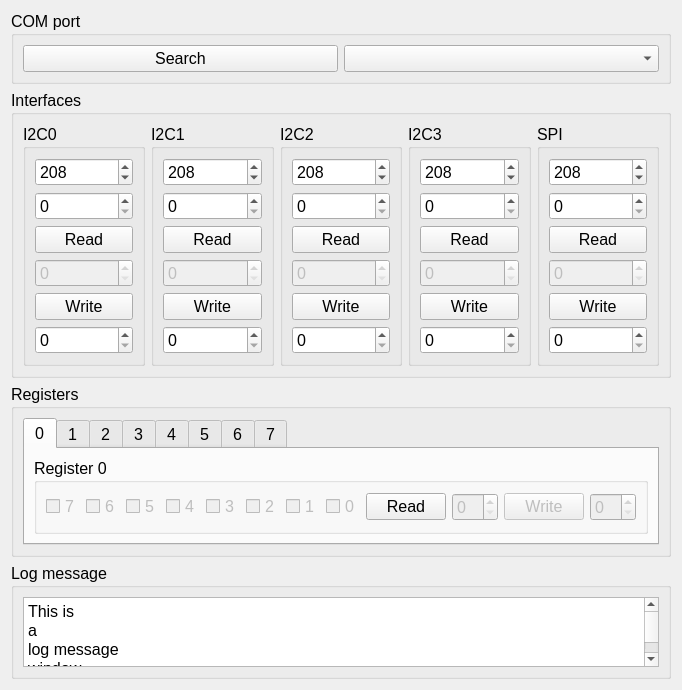
Before: the Qt Designer form gui/tinyI2C.ui in K4zuki/tinyI2C, drawn with Qt 5.
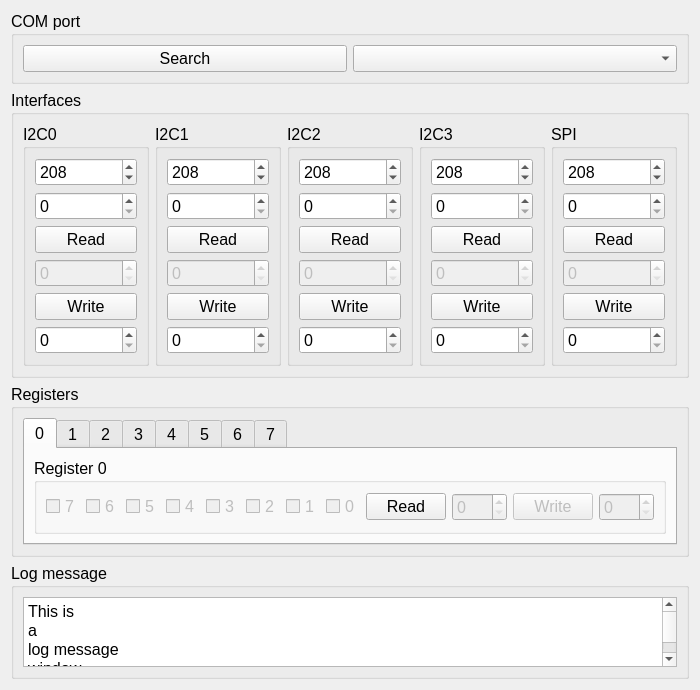
After: the same form once the commit is applied.

The edit to the form file:
```diff
--- a/gui/tinyI2C.ui
+++ b/gui/tinyI2C.ui
@@ -652,6 +652,9 @@
                <property name="enabled">
                 <bool>false</bool>
                </property>
+               <property name="maximum">
+                <number>255</number>
+               </property>
               </widget>
              </item>
              <item>
@@ -669,6 +672,9 @@
                <property name="enabled">
                 <bool>false</bool>
                </property>
+               <property name="maximum">
+                <number>255</number>
+               </property>
               </widget>
              </item>
             </layout>
```
Left out of the diff: 63 changed lines with no effect on the pictures.
